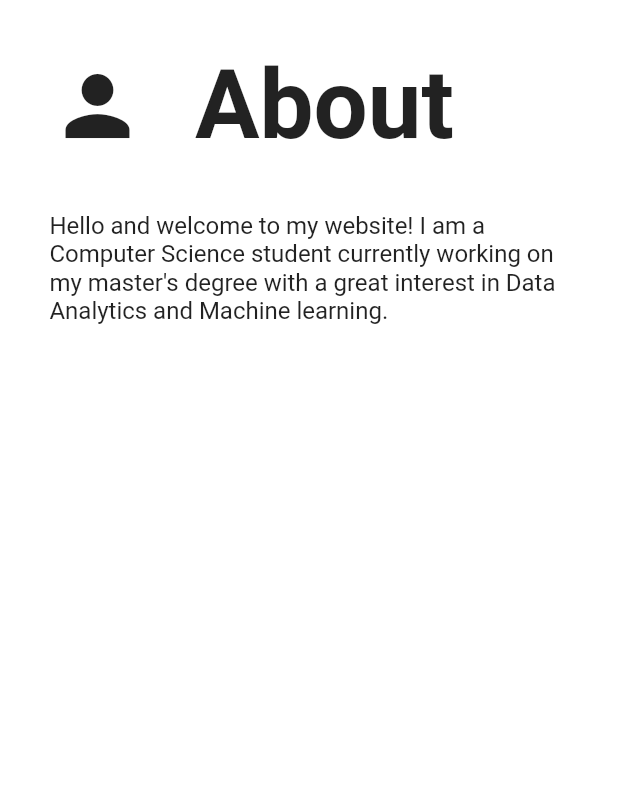
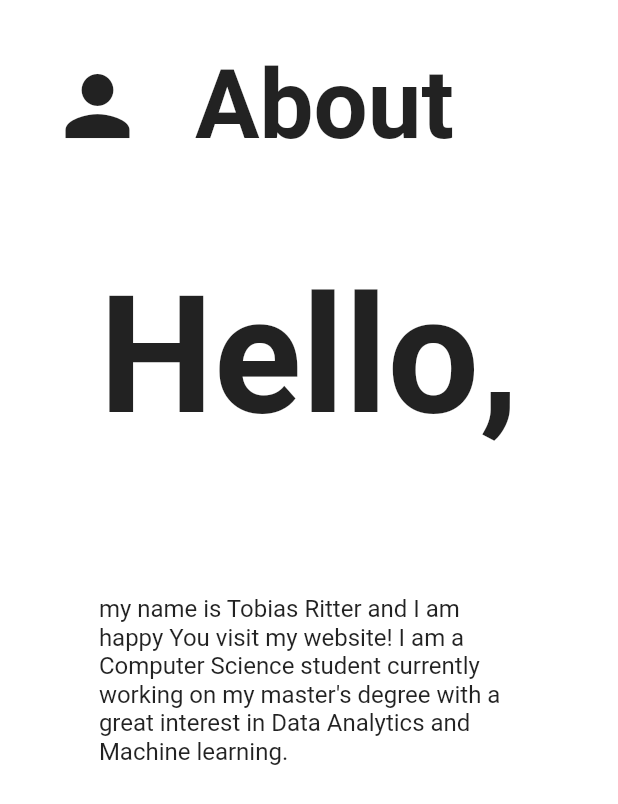
Before and after one commit to TobiasRitter/website, a Flutter app: the AboutPage widget shown alone on an empty page, opened directly, on a phone screen of 412 x 824 dp. Shown: the top 804 px of the screen. Run offline on Flutter 3.47's test engine with Material 2 defaults, Android fonts, the phone set to English and light mode, and no system bars; our stand-ins replace auto_size_text.

Commit message:
add content to about page

```diff
--- a/lib/about_page.dart
+++ b/lib/about_page.dart
@@ -13,12 +13,6 @@ class AboutPage extends StatelessWidget {
   Widget build(BuildContext context) {
     var screenWidth = MediaQuery.of(context).size.width;
     var marginSize = getMarginSize(context);
-    var text = [
-      Text(
-        "Hello and welcome to my website! I am a Computer Science student currently working on my master's degree with a great interest in Data Analytics and Machine learning.",
-        style: textStyle,
-      ),
-    ];
     return p.Page(
       themeData: lightTheme,
       coverScreenHeight: true,
@@ -33,13 +27,55 @@ class AboutPage extends StatelessWidget {
                   icon: Icons.person,
                   text: "About",
                 ),
-                screenWidth > SWIDTH
-                    ? Row(
-                        children: text,
-                      )
-                    : Column(
-                        children: text,
+                Row(
+                  children: [
+                    Expanded(
+                      child: Wrap(
+                        spacing: marginSize,
+                        runSpacing: marginSize,
+                        children: [
+                          Container(
+                            width: screenWidth > SWIDTH
+                                ? (screenWidth - 3 * marginSize) / 3
+                                : screenWidth - 2 * marginSize,
+                            child: Padding(
+                              padding: EdgeInsets.all(marginSize),
+                              child: Column(
+                                children: [
+                                  Container(
+                                    width: screenWidth,
+                                    child: FittedBox(
+                                      child: Text(
+                                        "Hello,",
+                                        style: titleStyle,
+                                      ),
+                                    ),
+                                  ),
+                                ],
+                              ),
+                            ),
+                          ),
+                          Container(
+                            width: screenWidth > SWIDTH
+                                ? (screenWidth - 3 * marginSize) * 2 / 3
+                                : screenWidth - 2 * marginSize,
+                            child: Padding(
+                              padding: EdgeInsets.all(marginSize),
+                              child: Column(
+                                children: [
+                                  Text(
+                                    "my name is Tobias Ritter and I am happy You visit my website! I am a Computer Science student currently working on my master's degree with a great interest in Data Analytics and Machine learning.",
+                                    style: textStyle,
+                                  ),
+                                ],
+                              ),
+                            ),
+                          ),
+                        ],
                       ),
+                    ),
+                  ],
+                ),
               ],
             ),
           );
--- a/lib/header.dart
+++ b/lib/header.dart
@@ -27,6 +27,7 @@ class _HeaderState extends State<Header> {
         child: Row(
           children: [
             FittedBox(
+              // TODO: fix overflow
               fit: BoxFit.scaleDown,
               child: Row(
                 children: [
```
